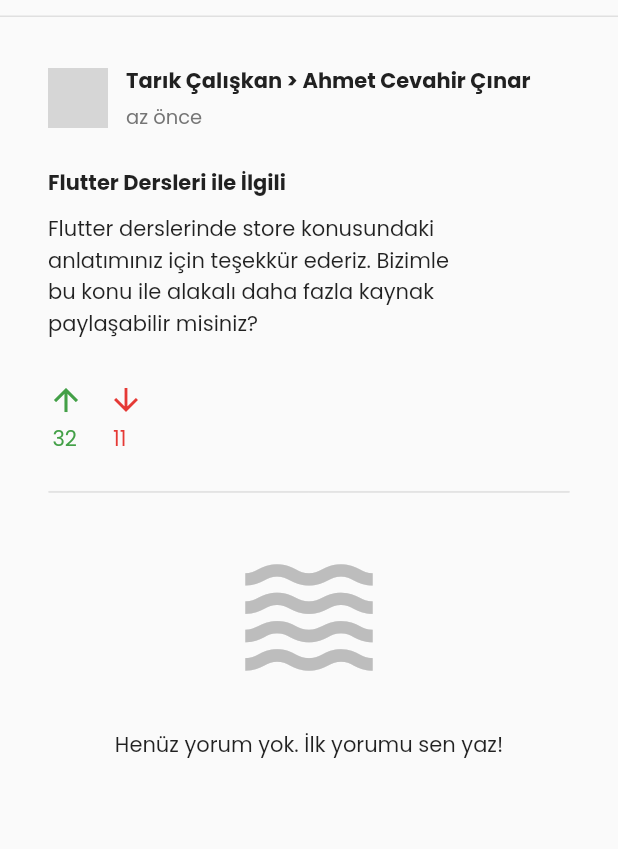
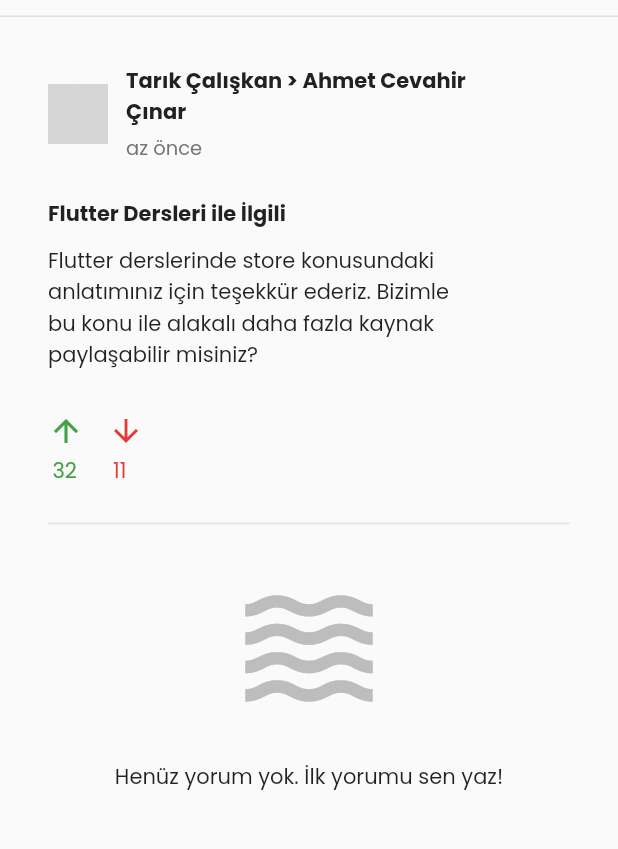
Before and after one commit to atarikcaliskan/seffaf-app, a Flutter app: the AppLayout screen opened by its route, after a tap on an icon or button, on a phone screen of 412 x 824 dp, the part 73-922 px from its top. Run offline on Flutter 3.47's test engine with Material 2 defaults, Android fonts, the light colour scheme and no system bars; our stand-ins replace flutter_spinkit; missing offline and left inert: localstore; network calls fail; grey boxes are pictures that could not be loaded.

Commit message:
layout fixes

```diff
--- a/lib/screens/postDetail.dart
+++ b/lib/screens/postDetail.dart
@@ -18,7 +18,8 @@
 
     return AppLayout(
       pushedView: true,
-      children: Padding(
+      children: SingleChildScrollView(
+        child: Padding(
           padding: EdgeInsets.fromLTRB(32, 32, 0, 32),
           child: Column(
             children: [
@@ -42,12 +43,16 @@
                   children: [
                     Row(
                       children: [
-                      Text(
+                        Container(
+                          constraints: BoxConstraints(maxWidth: 240),
+                          child: Text(
                             '$senderName > $targetName',
+                            softWrap: true,
                             style: TextStyle(
                                 fontSize: 14,
                                 color: Colors.grey.shade900,
                                 fontWeight: FontWeight.bold),
+                          ),
                         ),
                       ],
                     ),
@@ -70,9 +75,13 @@
               Row(children: [
                 Padding(
                   padding: EdgeInsets.fromLTRB(0, 24, 12, 4),
+                  child: Container(
+                    constraints: BoxConstraints(maxWidth: 240),
                     child: Text(
                       routeParams['title'],
-                  style: TextStyle(fontSize: 14, fontWeight: FontWeight.bold),
+                      style:
+                          TextStyle(fontSize: 14, fontWeight: FontWeight.bold),
+                    ),
                   ),
                 ),
               ]),
@@ -149,6 +158,7 @@
             ],
           ),
         ),
+      ),
     );
   }
 }
--- a/lib/screens/settings.dart
+++ b/lib/screens/settings.dart
@@ -58,7 +58,12 @@
                         padding: EdgeInsets.fromLTRB(0, 0, 12, 0),
                         child: IconButton(
                           icon: Icon(Icons.logout),
-                          onPressed: () {},
+                          splashColor: Colors.transparent,
+                          highlightColor: Colors.transparent,
+                          onPressed: () {
+                            handleLogout();
+                          },
+                          color: Colors.grey.shade700,
                         ),
                       ),
                       TextButton(
--- a/lib/widgets/postList.dart
+++ b/lib/widgets/postList.dart
@@ -18,6 +18,7 @@
     final title = post['title'];
     final description = post['description'];
     final senderImage = 'https://robohash.org/$senderName.png';
+    double width = MediaQuery.of(context).size.width * 0.8;
 
     return ListTile(
       onTap: () {
@@ -39,6 +40,8 @@
       },
       title: Padding(
         padding: EdgeInsets.fromLTRB(0, 8, 0, 8),
+        child: Container(
+          width: 10,
           child: Column(
             children: [
               Row(crossAxisAlignment: CrossAxisAlignment.center, children: [
@@ -60,12 +63,15 @@
                   children: [
                     Row(
                       children: [
-                      Text(
+                        Container(
+                          constraints: BoxConstraints(maxWidth: 240),
+                          child: Text(
                             '$senderName > $targetName',
                             style: TextStyle(
                                 fontSize: 14,
                                 color: Colors.grey.shade900,
                                 fontWeight: FontWeight.bold),
+                          ),
                         ),
                       ],
                     ),
@@ -88,9 +94,13 @@
               Row(children: [
                 Padding(
                   padding: EdgeInsets.fromLTRB(52, 12, 4, 4),
+                  child: Container(
+                    constraints: BoxConstraints(maxWidth: 240),
                     child: Text(
                       '$title',
-                  style: TextStyle(fontSize: 14, fontWeight: FontWeight.bold),
+                      style:
+                          TextStyle(fontSize: 14, fontWeight: FontWeight.bold),
+                    ),
                   ),
                 ),
               ]),
@@ -109,6 +119,7 @@
                 ),
               ]),
             ],
+          ),
         ),
       ),
     );
```
Lines whose indentation alone changed are shown as unchanged.
